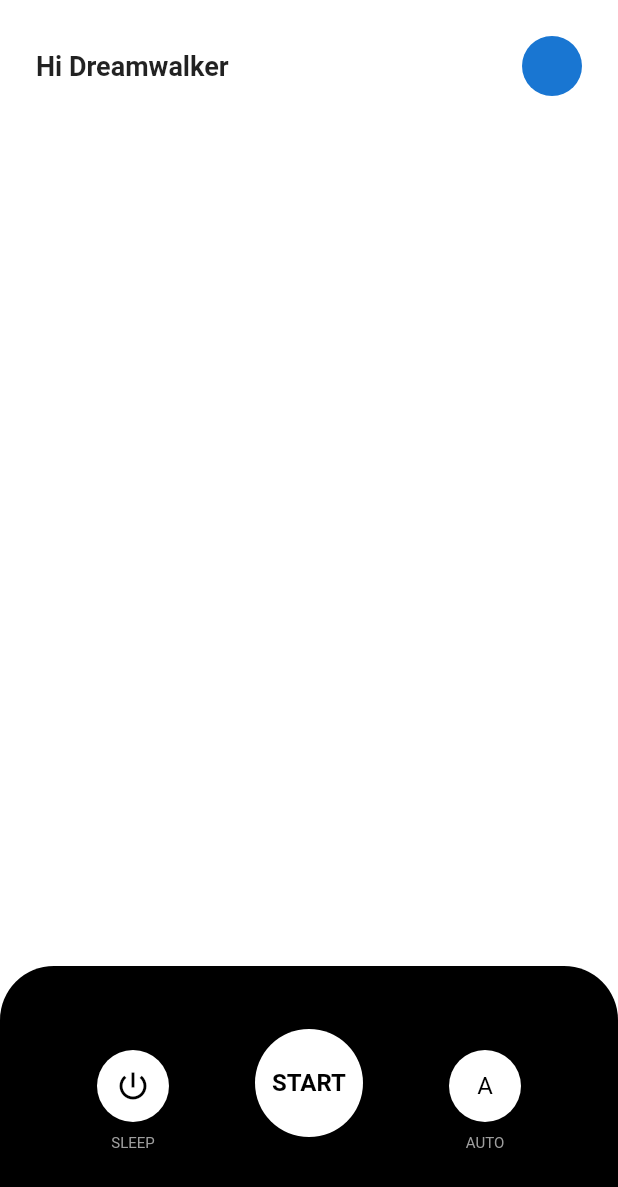
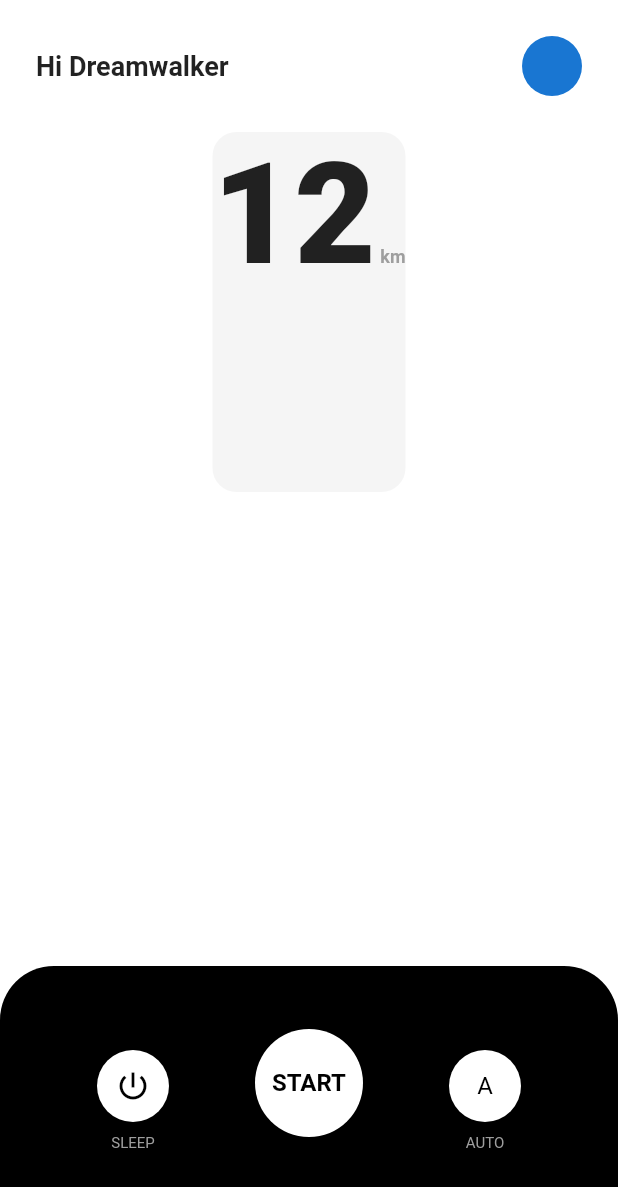
Before and after one commit to JAICHANGPARK/flutter_notebook_18th_story, a Flutter app: the screen it shows after launch, on a phone screen of 412 x 824 dp. Shown: the top 1187 px of the screen. Run offline on Flutter 3.47's test engine with Material 2 defaults, Android fonts, the phone set to English and light mode, and no system bars; our stand-ins replace cached_network_image, flutter_lorem, flutter_riverpod, flutter_svg, freezed_annotation, go_router and 3 more.

Commit message:
Update treadmill_home_page.dart

```diff
--- a/lib/ep1070_treadmill_app/src/ui/treadmill_home_page.dart
+++ b/lib/ep1070_treadmill_app/src/ui/treadmill_home_page.dart
@@ -42,10 +42,26 @@ class TreadmillHomePage extends StatelessWidget {
                               borderRadius: BorderRadius.circular(16),
                             ),
                             child: Column(
-                              children: [
+                              children: const [
                                 Text.rich(
                                   TextSpan(
-                                    children: [],
+                                    children: const [
+                                      TextSpan(
+                                        text: "12",
+                                        style: TextStyle(
+                                          fontSize: 94,
+                                          fontWeight: FontWeight.w900,
+                                        ),
+                                      ),
+                                      TextSpan(
+                                        text: " km",
+                                        style: TextStyle(
+                                          fontSize: 12,
+                                          fontWeight: FontWeight.bold,
+                                          color: Colors.grey,
+                                        ),
+                                      )
+                                    ],
                                   ),
                                 )
                               ],
```
